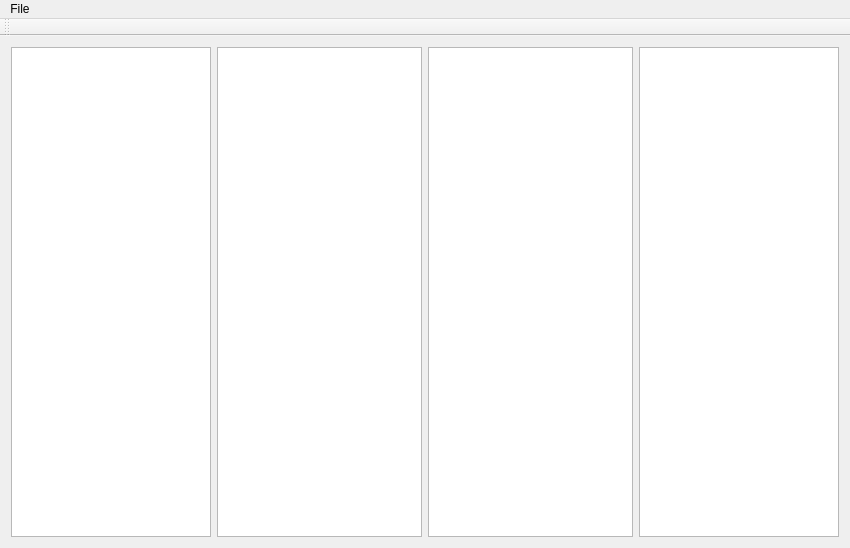
Before: the Qt Designer form qt/test2/mainwindow.ui in godthem90/Mac_Security_S4, drawn with Qt 5.
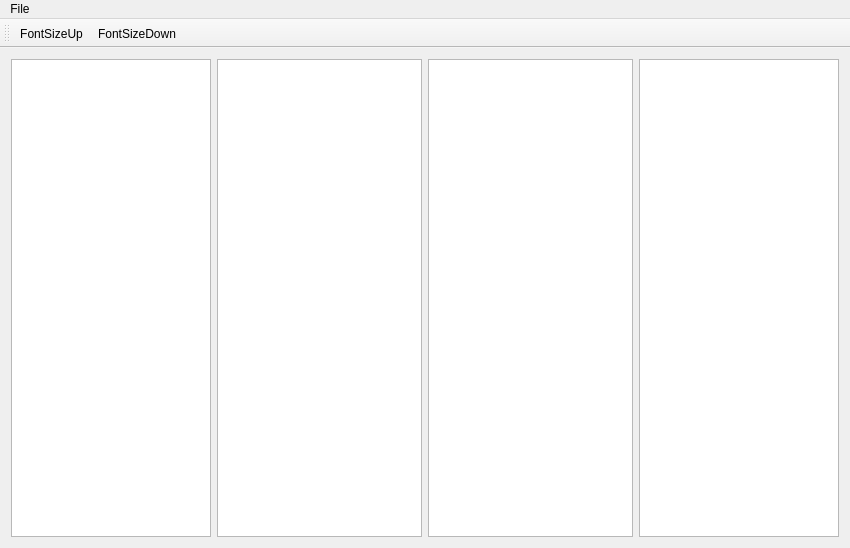
After: the same form once the commit is applied.

Commit message: qt font size up/down

```diff
--- a/qt/test2/mainwindow.ui
+++ b/qt/test2/mainwindow.ui
@@ -95,6 +95,8 @@
    <attribute name="toolBarBreak">
     <bool>false</bool>
    </attribute>
+   <addaction name="actionFontSizeUp"/>
+   <addaction name="actionFontSizeDown"/>
   </widget>
   <widget class="QMenuBar" name="menuBar">
    <property name="geometry">
@@ -124,6 +126,19 @@
     <string>Open(Firmware / Firmware)</string>
    </property>
   </action>
+  <action name="actionFontSizeUp">
+   <property name="text">
+    <string>FontSizeUp</string>
+   </property>
+   <property name="toolTip">
+    <string>FontSizeUp</string>
+   </property>
+  </action>
+  <action name="actionFontSizeDown">
+   <property name="text">
+    <string>FontSizeDown</string>
+   </property>
+  </action>
  </widget>
  <layoutdefault spacing="6" margin="11"/>
  <resources/>
```
Left out of the diff: 2 changed lines with no effect on the pictures. The commit also changes 42 other files.
